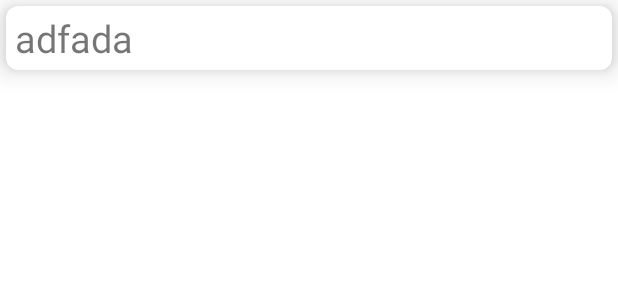
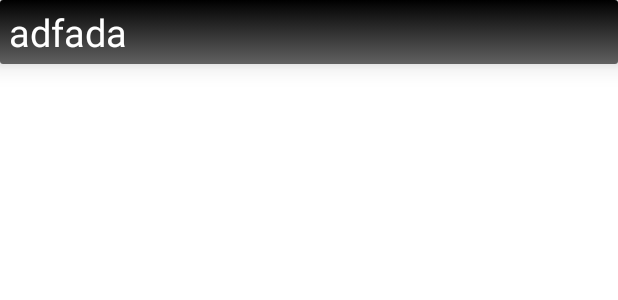
Before and after one commit to Orji1/TMobileAssessment, an Android app: the layout item_layout_no_image.xml on its own in the app's theme, with its tools: preview values and no code run, on a phone screen of 412 x 824 dp. Shown: the top 300 px of the screen. Run offline under Robolectric (Android 15) with nearby library versions, the phone set to English and light mode, and no system bars; network calls fail.

Commit message:
formatting the texts

```diff
--- /dev/null
+++ b/app/src/main/res/drawable/gradient_background.xml
@@ -0,0 +1,11 @@
+<?xml version="1.0" encoding="utf-8"?>
+<selector xmlns:android="http://schemas.android.com/apk/res/android">
+    <item>
+        <shape>
+            <gradient android:angle="90"
+                android:endColor="@color/black"
+                android:startColor="#616161"
+                android:type="linear" />
+        </shape>
+    </item>
+</selector>
--- a/app/src/main/res/layout/activity_main.xml
+++ b/app/src/main/res/layout/activity_main.xml
@@ -4,6 +4,7 @@
     xmlns:tools="http://schemas.android.com/tools"
     android:layout_width="match_parent"
     android:layout_height="match_parent"
+    android:background="#F5F5F5"
     tools:context=".MainActivity">
 
     <androidx.recyclerview.widget.RecyclerView
--- a/app/src/main/res/layout/item_layout_no_image.xml
+++ b/app/src/main/res/layout/item_layout_no_image.xml
@@ -4,13 +4,12 @@
     xmlns:tools="http://schemas.android.com/tools"
     android:layout_width="match_parent"
     android:layout_height="wrap_content"
-    app:cardCornerRadius="8dp"
-    app:cardElevation="10dp"
-    android:layout_margin="4dp">
+    app:cardElevation="10dp">
 
     <androidx.constraintlayout.widget.ConstraintLayout
         android:layout_width="match_parent"
         android:layout_height="wrap_content"
+        android:background="@drawable/gradient_background"
         android:padding="4dp">
 
         <TextView
@@ -19,12 +18,13 @@
             android:layout_height="wrap_content"
             android:layout_marginStart="2dp"
             android:layout_marginEnd="2dp"
+            android:textColor="@color/white"
             android:textSize="25sp"
+            app:layout_constraintBottom_toBottomOf="parent"
+            app:layout_constraintEnd_toEndOf="parent"
             app:layout_constraintStart_toStartOf="parent"
-            app:layout_constraintEnd_toEndOf="parent"
             app:layout_constraintTop_toTopOf="parent"
-            app:layout_constraintBottom_toBottomOf="parent"
-            tools:text="adfada"/>
+            tools:text="adfada" />
 
     </androidx.constraintlayout.widget.ConstraintLayout>
 </androidx.cardview.widget.CardView>
```
Also changed, not shown: app/src/main/res/layout/item_layout.xml (+12 -10 lines).
